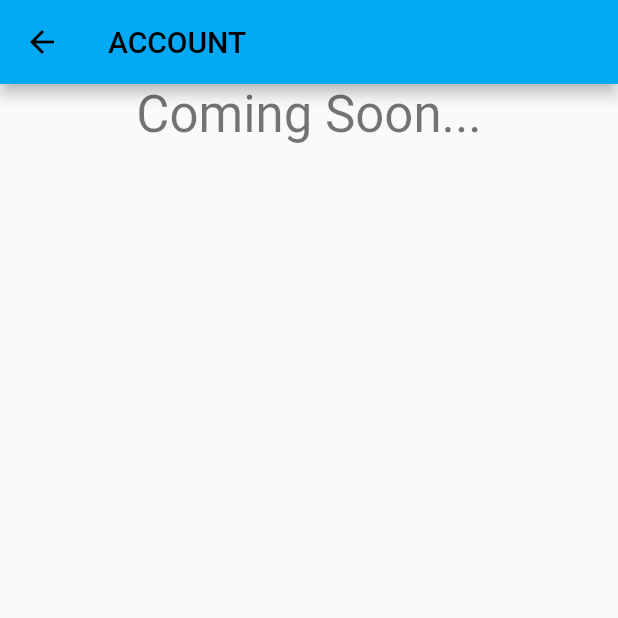
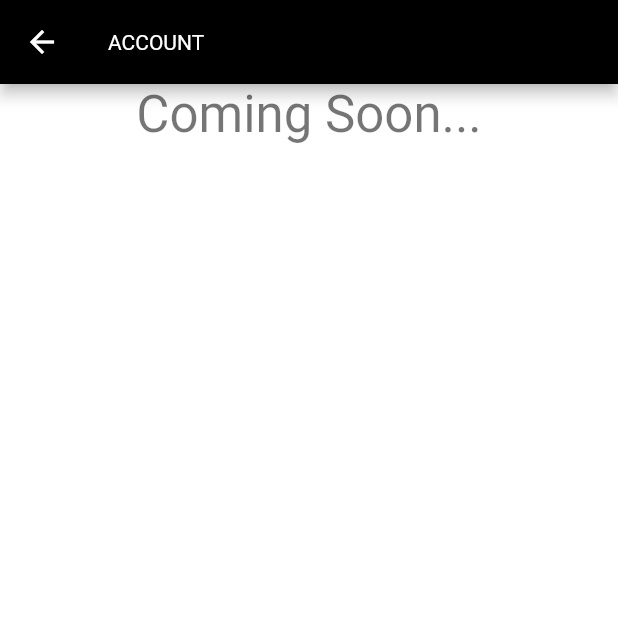
Before and after one commit to MrSuradechTH/rellab, a Flutter app: the screen it shows after launch, after a tap on "LOGIN", after a tap on "ACCOUNT", on a phone screen of 412 x 824 dp, the top half of it. Run offline on Flutter 3.47's test engine with Material 2 defaults, Android fonts, the phone set to English and light mode, and no system bars; our stand-ins replace sprintf, syncfusion_flutter_charts; missing offline and left inert: dart:ffi; accounts and stored records are empty; network calls fail.

Commit message:
Add files via upload

```diff
--- a/lib/account.dart
+++ b/lib/account.dart
@@ -14,6 +14,9 @@
       appBar: AppBar(
         title: const Text("ACCOUNT"),
         automaticallyImplyLeading: true,
+        leading: const BackButton(
+          color: Colors.white,
+        ),
       ),
       body: Center(
         child: Column(
--- a/lib/chart.dart
+++ b/lib/chart.dart
@@ -56,6 +56,9 @@
         appBar: AppBar(
           title: const Text("MACHINE STATUS"),
           automaticallyImplyLeading: true,
+          leading: const BackButton(
+            color: Colors.white,
+          ),
         ),
         body: Container(
           padding: const EdgeInsets.fromLTRB(20, 20, 20, 50),
@@ -201,7 +204,7 @@
       removedDataIndex: 0,
     );
 
-  if (!mounted) return;
+    if (!mounted) return;
     setState(() {
       // temp = randoma.toDouble();
       // humid = randomb.toDouble();
--- a/lib/home.dart
+++ b/lib/home.dart
@@ -16,7 +16,7 @@
     return Scaffold(
       appBar: AppBar(
         title: const Text("HOME"),
-        automaticallyImplyLeading: true,
+        automaticallyImplyLeading: false,
       ),
       body: GridView.count(crossAxisCount: menux, children: [
         Container(
--- a/lib/login.dart
+++ b/lib/login.dart
@@ -9,7 +9,6 @@
   static String? password;
 }
 
-
 class LOGIN extends StatefulWidget {
   const LOGIN({Key? key}) : super(key: key);
 
@@ -18,7 +17,6 @@
 }
 
 class _LOGINState extends State<LOGIN> {
-
   final formkey = GlobalKey<FormState>();
 
   @override
@@ -42,7 +40,9 @@
                     Logindata.username = newdata;
                   },
                 ),
-                const SizedBox(height: 20,),
+                const SizedBox(
+                  height: 20,
+                ),
                 const Text("Password"),
                 TextFormField(
                   onSaved: (newdata) {
@@ -50,14 +50,18 @@
                   },
                   obscureText: true,
                 ),
-                const SizedBox(height: 10,),
+                const SizedBox(
+                  height: 10,
+                ),
                 SizedBox(
                   width: double.infinity,
+                  height: 40,
                   child: ElevatedButton(
                     child: const Text("LOGIN"),
                     onPressed: () {
                       formkey.currentState?.save();
-                      if (Logindata.username == "" && Logindata.password == "") {
+                      if (Logindata.username == "" &&
+                          Logindata.password == "") {
                         showDialog(
                           context: context,
                           builder: (context) => const AlertDialog(
@@ -67,12 +71,17 @@
                         );
                         Future.delayed(const Duration(milliseconds: 1000), () {
                           setState(() {
-                            Navigator.of(context).canPop()?Navigator.of(context).pop():null;
-                            Navigator.pushReplacement(context, MaterialPageRoute(builder: (context) => const HOME()));
+                            Navigator.of(context).canPop()
+                                ? Navigator.of(context).pop()
+                                : null;
+                            Navigator.pushReplacement(
+                                context,
+                                MaterialPageRoute(
+                                    builder: (context) => const HOME()));
                           });
                         });
                         formkey.currentState?.reset();
-                      }else {
+                      } else {
                         showDialog(
                           context: context,
                           builder: (context) => const AlertDialog(
@@ -82,7 +91,9 @@
                         );
                         Future.delayed(const Duration(milliseconds: 1000), () {
                           setState(() {
-                            Navigator.of(context).canPop()?Navigator.of(context).pop():null;
+                            Navigator.of(context).canPop()
+                                ? Navigator.of(context).pop()
+                                : null;
                           });
                         });
                         formkey.currentState?.reset();
@@ -90,13 +101,19 @@
                     },
                   ),
                 ),
-                const SizedBox(height: 10,),
+                const SizedBox(
+                  height: 10,
+                ),
                 SizedBox(
                   width: double.infinity,
+                  height: 40,
                   child: ElevatedButton(
                     child: const Text("REGISTER"),
                     onPressed: () {
-                      Navigator.pushReplacement(context, MaterialPageRoute(builder: (context) => const REGISTER()));
+                      Navigator.pushReplacement(
+                          context,
+                          MaterialPageRoute(
+                              builder: (context) => const REGISTER()));
                     },
                   ),
                 ),
--- a/lib/machinestatus_type.dart
+++ b/lib/machinestatus_type.dart
@@ -34,6 +34,9 @@
       appBar: AppBar(
         title: const Text("MACHINE STATUS"),
         automaticallyImplyLeading: true,
+        leading: const BackButton(
+          color: Colors.white,
+        ),
       ),
       body: GridView.count(
         crossAxisCount: menux,
--- a/lib/main.dart
+++ b/lib/main.dart
@@ -12,9 +12,13 @@
   Widget build(BuildContext context) {
     return MaterialApp(
       theme: ThemeData(
-        primarySwatch: background,
-        // primaryColor: primeColor,
-      ),
+          primarySwatch: background,
+          scaffoldBackgroundColor: Colors.white,
+          // primaryColor: primeColor,
+          appBarTheme: const AppBarTheme(
+            titleTextStyle: TextStyle(color: Colors.white),
+            backgroundColor: Colors.black,
+          )),
       home: const LOGIN(),
     );
   }
--- a/lib/share_data.dart
+++ b/lib/share_data.dart
@@ -5,7 +5,7 @@
 import 'package:http/http.dart' as http;
 
 //them
-dynamic background = Colors.lightBlue;
+dynamic background = Colors.grey;
 dynamic menux = 5;
 const double menufontsize = 20;
 
```
Also changed, not shown: lib/machinestatus_name.dart (+21 -5 lines), lib/register.dart (+28 -11 lines), pubspec.yaml (+19 -0 lines), image/icon/icon.png (added), pubspec.lock. Lines whose indentation alone changed are shown as unchanged.
